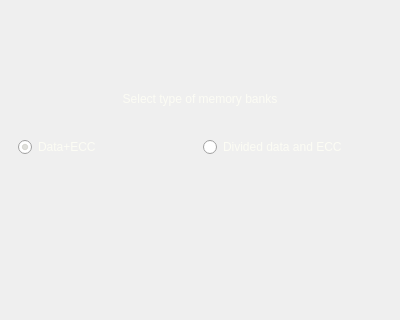
The window that ui/main_1203.ui (mazurikes/VPCreator) describes before a commit, drawn with Qt 5; both pictures show x 0 to 400 and y 0 to 320 of the 400 by 550 pixel window.
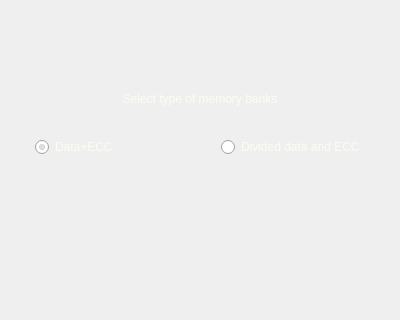
The same window after the commit. The open tabs and pages were chosen to show the change. Icons and pictures are not drawn.

What changed in the file:
```diff
--- a/ui/main_1203.ui
+++ b/ui/main_1203.ui
@@ -705,9 +705,28 @@
       <widget class="QWidget" name="banks_type">
        <layout class="QGridLayout" name="gridLayout_8" rowstretch="1,6,0">
         <item row="1" column="0">
-         <layout class="QGridLayout" name="gridLayout_7" rowstretch="0,1,3,3">
+         <spacer name="horizontalSpacer_7">
+          <property name="orientation">
+           <enum>Qt::Horizontal</enum>
+          </property>
+          <property name="sizeHint" stdset="0">
+           <size>
+            <width>40</width>
+            <height>20</height>
+           </size>
+          </property>
+         </spacer>
+        </item>
+        <item row="1" column="1">
+         <layout class="QGridLayout" name="gridLayout_7" rowstretch="0,1,3,3" columnstretch="0,0" columnminimumwidth="0,0">
           <item row="2" column="0">
            <widget class="QRadioButton" name="radioButton_separated">
+            <property name="sizePolicy">
+             <sizepolicy hsizetype="Expanding" vsizetype="Fixed">
+              <horstretch>0</horstretch>
+              <verstretch>0</verstretch>
+             </sizepolicy>
+            </property>
             <property name="text">
              <string>Data+ECC</string>
             </property>
@@ -737,6 +756,12 @@
           </item>
           <item row="2" column="1">
            <widget class="QRadioButton" name="radioButton_together">
+            <property name="sizePolicy">
+             <sizepolicy hsizetype="Expanding" vsizetype="Fixed">
+              <horstretch>0</horstretch>
+              <verstretch>0</verstretch>
+             </sizepolicy>
+            </property>
             <property name="text">
              <string>Divided data and ECC</string>
             </property>
@@ -751,6 +776,12 @@
           </item>
           <item row="3" column="0">
            <widget class="QWidget" name="image_together" native="true">
+            <property name="minimumSize">
+             <size>
+              <width>180</width>
+              <height>0</height>
+             </size>
+            </property>
             <property name="styleSheet">
              <string notr="true">image: url(:/Image/pic/together_vert.jpg);</string>
             </property>
@@ -758,7 +789,7 @@
           </item>
          </layout>
         </item>
-        <item row="0" column="0">
+        <item row="0" column="1">
          <spacer name="verticalSpacer_6">
           <property name="orientation">
            <enum>Qt::Vertical</enum>
@@ -771,7 +802,7 @@
           </property>
          </spacer>
         </item>
-        <item row="2" column="0">
+        <item row="2" column="1">
          <spacer name="verticalSpacer_7">
           <property name="orientation">
            <enum>Qt::Vertical</enum>
@@ -784,6 +815,19 @@
           </property>
          </spacer>
         </item>
+        <item row="1" column="2">
+         <spacer name="horizontalSpacer_8">
+          <property name="orientation">
+           <enum>Qt::Horizontal</enum>
+          </property>
+          <property name="sizeHint" stdset="0">
+           <size>
+            <width>40</width>
+            <height>20</height>
+           </size>
+          </property>
+         </spacer>
+        </item>
        </layout>
       </widget>
       <widget class="QWidget" name="separated_storage">
```
Left out of the diff: 56 changed lines with no effect on the pictures.
